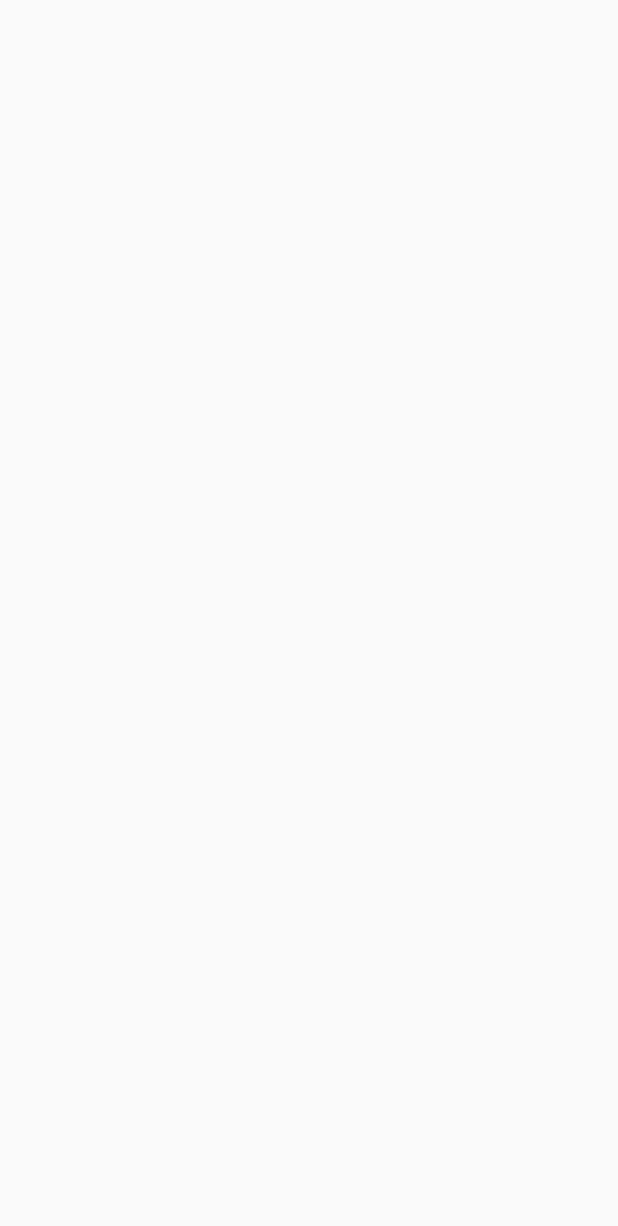
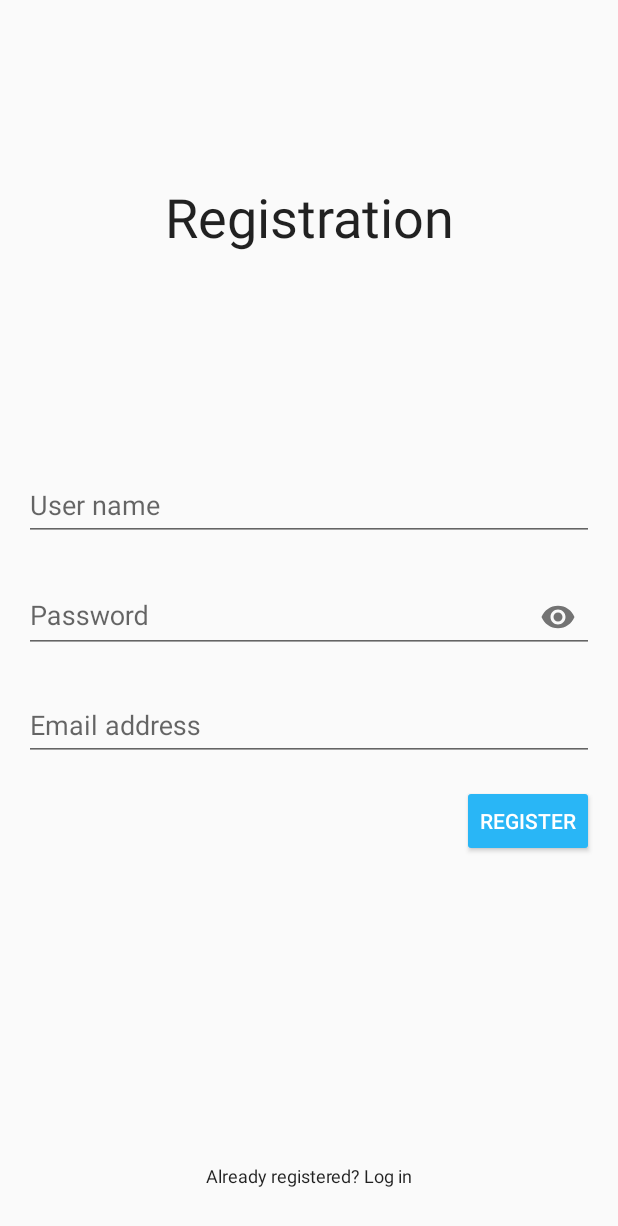
Before and after one commit to kristof12345/SzamitogepBiztonsagHF, an Android app: the RegisterFragment screen opened through its navigation route, on a phone screen of 412 x 824 dp. Before the commit the part shown is empty. Shown: the top 1226 px of the screen. Run offline under Robolectric (Android 15) with nearby library versions, the phone set to English and light mode, and no system bars.

Commit message:
Add register UI

```diff
--- a/Android/app/src/main/res/layout/fragment_register.xml
+++ b/Android/app/src/main/res/layout/fragment_register.xml
@@ -6,4 +6,110 @@
     android:layout_height="match_parent"
     tools:context=".view.fragments.RegisterFragment">
 
+    <TextView
+        android:id="@+id/tvRegTitle"
+        android:layout_width="wrap_content"
+        android:layout_height="wrap_content"
+        android:text="@string/registration"
+        android:textAppearance="@style/TextAppearance.AppCompat.Large"
+        android:textSize="36sp"
+        app:layout_constraintBottom_toTopOf="@+id/guideline2"
+        app:layout_constraintEnd_toEndOf="parent"
+        app:layout_constraintStart_toStartOf="parent"
+        app:layout_constraintTop_toTopOf="parent" />
+
+    <com.google.android.material.textfield.TextInputLayout
+        android:id="@+id/tilRegEmail"
+        android:layout_width="0dp"
+        android:layout_height="wrap_content"
+        android:layout_marginStart="16dp"
+        android:layout_marginTop="16dp"
+        android:layout_marginEnd="16dp"
+        app:layout_constraintEnd_toEndOf="parent"
+        app:layout_constraintHorizontal_bias="0.0"
+        app:layout_constraintStart_toStartOf="parent"
+        app:layout_constraintTop_toBottomOf="@+id/tilRegPassword">
+
+        <com.google.android.material.textfield.TextInputEditText
+            android:id="@+id/tietRegEmail"
+            android:layout_width="match_parent"
+            android:layout_height="wrap_content"
+            android:hint="@string/email_address"
+            android:inputType="textEmailAddress" />
+    </com.google.android.material.textfield.TextInputLayout>
+
+    <com.google.android.material.textfield.TextInputLayout
+        android:id="@+id/tilRegName"
+        android:layout_width="0dp"
+        android:layout_height="wrap_content"
+        android:layout_marginStart="16dp"
+        android:layout_marginTop="16dp"
+        android:layout_marginEnd="16dp"
+        app:layout_constraintEnd_toEndOf="parent"
+        app:layout_constraintHorizontal_bias="0.0"
+        app:layout_constraintStart_toStartOf="parent"
+        app:layout_constraintTop_toTopOf="@+id/guideline2">
+
+        <com.google.android.material.textfield.TextInputEditText
+            android:id="@+id/tietRegName"
+            android:layout_width="match_parent"
+            android:layout_height="wrap_content"
+            android:hint="@string/user_name" />
+
+    </com.google.android.material.textfield.TextInputLayout>
+
+    <androidx.constraintlayout.widget.Guideline
+        android:id="@+id/guideline2"
+        android:layout_width="wrap_content"
+        android:layout_height="wrap_content"
+        android:orientation="horizontal"
+        app:layout_constraintGuide_percent="0.35" />
+
+    <com.google.android.material.textfield.TextInputLayout
+        android:id="@+id/tilRegPassword"
+        android:layout_width="0dp"
+        android:layout_height="wrap_content"
+        android:layout_marginStart="16dp"
+        android:layout_marginTop="16dp"
+        android:layout_marginEnd="16dp"
+        app:layout_constraintEnd_toEndOf="parent"
+        app:layout_constraintStart_toStartOf="parent"
+        app:layout_constraintTop_toBottomOf="@+id/tilRegName"
+        app:passwordToggleEnabled="true">
+
+        <com.google.android.material.textfield.TextInputEditText
+            android:id="@+id/tietRegPassword"
+            android:layout_width="match_parent"
+            android:layout_height="wrap_content"
+            android:hint="@string/password"
+            android:inputType="textPassword|textWebPassword" />
+    </com.google.android.material.textfield.TextInputLayout>
+
+    <Button
+        android:id="@+id/btRegister"
+        style="@style/Widget.AppCompat.Button.Colored"
+        android:layout_width="wrap_content"
+        android:layout_height="wrap_content"
+        android:layout_marginTop="16dp"
+        android:layout_marginEnd="16dp"
+        android:text="@string/register"
+        android:textSize="14sp"
+        app:layout_constraintEnd_toEndOf="parent"
+        app:layout_constraintTop_toBottomOf="@+id/tilRegEmail" />
+
+    <Button
+        android:id="@+id/btToLogin"
+        style="@style/Widget.AppCompat.Button.Borderless.Colored"
+        android:layout_width="wrap_content"
+        android:layout_height="wrap_content"
+        android:layout_marginStart="16dp"
+        android:layout_marginEnd="16dp"
+        android:layout_marginBottom="16dp"
+        android:text="@string/already_registered"
+        android:textAppearance="@style/TextAppearance.AppCompat.Body1"
+        android:textSize="12sp"
+        app:layout_constraintBottom_toBottomOf="parent"
+        app:layout_constraintEnd_toEndOf="parent"
+        app:layout_constraintStart_toStartOf="parent" />
+
 </androidx.constraintlayout.widget.ConstraintLayout>
--- a/Android/app/src/main/res/values/strings.xml
+++ b/Android/app/src/main/res/values/strings.xml
@@ -8,4 +8,8 @@
     <string name="login">Login</string>
     <string name="register_fragment_label" translatable="false">RegisterFragment</string>
     <string name="login_fragment_label" translatable="false">LoginFragment</string>
+    <string name="registration">Registration</string>
+    <string name="email_address">Email address</string>
+    <string name="register">Register</string>
+    <string name="already_registered">Already registered? Log in</string>
 </resources>
```
Also changed, not shown: 1 other file.
